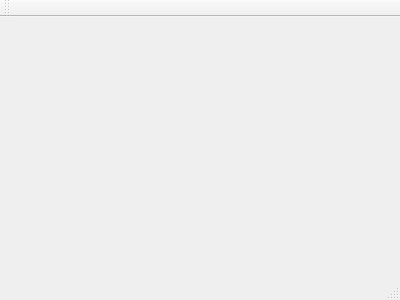
First picture: the form in mainwindow.ui, repository moeoverflow/Animeme-Qt, before the edit.
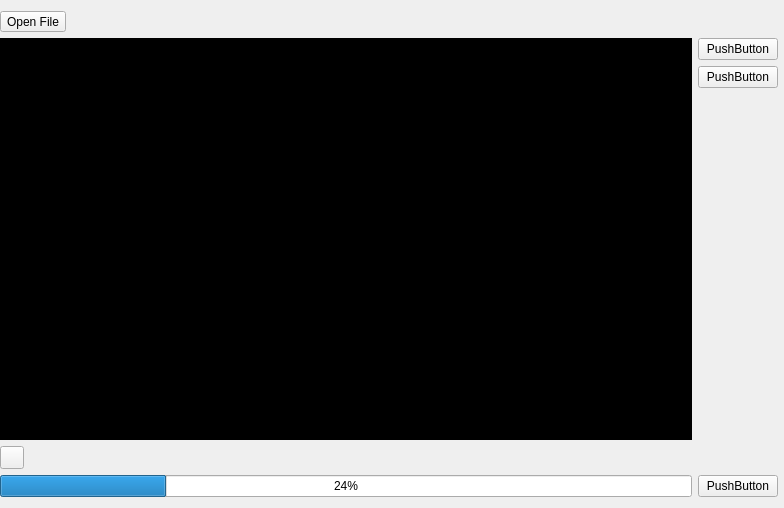
Second picture: the form after the edit.

Commit message: initial base app

Patch:
```diff
--- a/mainwindow.ui
+++ b/mainwindow.ui
@@ -1,24 +1,164 @@
 <ui version="4.0">
  <class>MainWindow</class>
- <widget class="QMainWindow" name="MainWindow" >
-  <property name="geometry" >
+ <widget class="QMainWindow" name="MainWindow">
+  <property name="geometry">
    <rect>
     <x>0</x>
     <y>0</y>
-    <width>400</width>
-    <height>300</height>
+    <width>784</width>
+    <height>508</height>
    </rect>
   </property>
   <property name="windowTitle" >
    <string>MainWindow</string>
   </property>
-  <widget class="QMenuBar" name="menuBar" />
-  <widget class="QToolBar" name="mainToolBar" />
-  <widget class="QWidget" name="centralWidget" />
-  <widget class="QStatusBar" name="statusBar" />
+  <widget class="QWidget" name="centralWidget">
+   <property name="sizePolicy">
+    <sizepolicy hsizetype="Preferred" vsizetype="Preferred">
+     <horstretch>0</horstretch>
+     <verstretch>0</verstretch>
+    </sizepolicy>
+   </property>
+   <layout class="QGridLayout" name="gridLayout">
+    <property name="leftMargin">
+     <number>0</number>
+    </property>
+    <property name="rightMargin">
+     <number>6</number>
+    </property>
+    <item row="1" column="0">
+     <layout class="QHBoxLayout" name="baseLayout">
+      <property name="leftMargin">
+       <number>0</number>
+      </property>
+      <item>
+       <layout class="QVBoxLayout" name="playerLayout">
+        <item>
+         <widget class="QLabel" name="playerScreen">
+          <property name="sizePolicy">
+           <sizepolicy hsizetype="Preferred" vsizetype="Expanding">
+            <horstretch>0</horstretch>
+            <verstretch>0</verstretch>
+           </sizepolicy>
+          </property>
+          <property name="minimumSize">
+           <size>
+            <width>640</width>
+            <height>360</height>
+           </size>
+          </property>
+          <property name="styleSheet">
+           <string notr="true">background-color: #000;</string>
+          </property>
+          <property name="text">
+           <string/>
+          </property>
+         </widget>
+        </item>
+        <item>
+         <layout class="QHBoxLayout" name="horizontalLayout">
+          <item>
+           <widget class="QToolButton" name="toolButton">
+            <property name="enabled">
+             <bool>true</bool>
+            </property>
+            <property name="focusPolicy">
+             <enum>Qt::NoFocus</enum>
+            </property>
+            <property name="text">
+             <string/>
+            </property>
+           </widget>
+          </item>
+          <item>
+           <spacer name="horizontalSpacer">
+            <property name="orientation">
+             <enum>Qt::Horizontal</enum>
+            </property>
+            <property name="sizeHint" stdset="0">
+             <size>
+              <width>40</width>
+              <height>20</height>
+             </size>
+            </property>
+           </spacer>
+          </item>
+         </layout>
+        </item>
+        <item>
+         <widget class="QProgressBar" name="playerProgressBar">
+          <property name="sizePolicy">
+           <sizepolicy hsizetype="Expanding" vsizetype="Fixed">
+            <horstretch>0</horstretch>
+            <verstretch>0</verstretch>
+           </sizepolicy>
+          </property>
+          <property name="value">
+           <number>24</number>
+          </property>
+         </widget>
+        </item>
+       </layout>
+      </item>
+      <item>
+       <layout class="QVBoxLayout" name="toolLayout">
+        <item>
+         <layout class="QVBoxLayout" name="toolBoxLayout">
+          <item>
+           <widget class="QPushButton" name="pushButton">
+            <property name="text">
+             <string>PushButton</string>
+            </property>
+           </widget>
+          </item>
+          <item>
+           <widget class="QPushButton" name="pushButton_2">
+            <property name="text">
+             <string>PushButton</string>
+            </property>
+           </widget>
+          </item>
+          <item>
+           <spacer name="verticalSpacer">
+            <property name="orientation">
+             <enum>Qt::Vertical</enum>
+            </property>
+            <property name="sizeHint" stdset="0">
+             <size>
+              <width>20</width>
+              <height>40</height>
+             </size>
+            </property>
+           </spacer>
+          </item>
+         </layout>
+        </item>
+        <item>
+         <layout class="QVBoxLayout" name="verticalLayout_4">
+          <item>
+           <widget class="QPushButton" name="pushButton_3">
+            <property name="text">
+             <string>PushButton</string>
+            </property>
+           </widget>
+          </item>
+         </layout>
+        </item>
+       </layout>
+      </item>
+     </layout>
+    </item>
+    <item row="0" column="0">
+     <widget class="QToolButton" name="openFileButton">
+      <property name="text">
+       <string>Open File</string>
+      </property>
+     </widget>
+    </item>
+   </layout>
+  </widget>
  </widget>
- <layoutDefault spacing="6" margin="11" />
- <pixmapfunction></pixmapfunction>
+ <layoutdefault spacing="6" margin="11"/>
  <resources/>
  <connections/>
 </ui>
```
Left out of the diff: 3 changed lines with no effect on the pictures. The commit also changes 6 other files.
